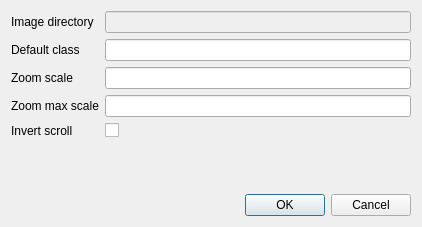
First picture: the form in dialog_settings.ui, repository bruceHun/pythonImageEditor, before the edit.
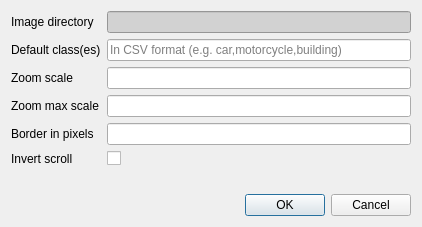
Second picture: the form after the edit.

The edit to the form file:
```diff
--- a/dialog_settings.ui
+++ b/dialog_settings.ui
@@ -26,7 +26,10 @@
      <item row="0" column="1">
       <widget class="QLineEdit" name="lineEdit">
        <property name="enabled">
-        <bool>false</bool>
+        <bool>true</bool>
+       </property>
+       <property name="styleSheet">
+        <string notr="true">background-color: rgb(210, 210, 210);</string>
        </property>
        <property name="readOnly">
         <bool>true</bool>
@@ -35,13 +38,23 @@
      </item>
      <item row="1" column="0">
       <widget class="QLabel" name="label_2">
+       <property name="styleSheet">
+        <string notr="true">font: 9pt &quot;Arial&quot;;</string>
+       </property>
        <property name="text">
-        <string>Default class</string>
+        <string>Default class(es)</string>
        </property>
       </widget>
      </item>
      <item row="1" column="1">
-      <widget class="QLineEdit" name="lineEdit_2"/>
+      <widget class="QLineEdit" name="lineEdit_2">
+       <property name="styleSheet">
+        <string notr="true"/>
+       </property>
+       <property name="placeholderText">
+        <string>In CSV format (e.g. car,motorcycle,building)</string>
+       </property>
+      </widget>
      </item>
      <item row="2" column="0">
       <widget class="QLabel" name="label_3">
@@ -51,17 +64,24 @@
       </widget>
      </item>
      <item row="2" column="1">
-      <widget class="QLineEdit" name="lineEdit_3"/>
+      <widget class="QLineEdit" name="lineEdit_3">
+       <property name="styleSheet">
+        <string notr="true"/>
+       </property>
+      </widget>
      </item>
-     <item row="4" column="1">
+     <item row="5" column="1">
       <widget class="QCheckBox" name="checkBox">
        <property name="text">
         <string/>
        </property>
       </widget>
      </item>
-     <item row="4" column="0">
+     <item row="5" column="0">
       <widget class="QLabel" name="label_4">
+       <property name="styleSheet">
+        <string notr="true">font: 9pt &quot;Arial&quot;;</string>
+       </property>
        <property name="text">
         <string>Invert scroll</string>
        </property>
@@ -75,7 +95,28 @@
       </widget>
      </item>
      <item row="3" column="1">
-      <widget class="QLineEdit" name="lineEdit_4"/>
+      <widget class="QLineEdit" name="lineEdit_4">
+       <property name="styleSheet">
+        <string notr="true"/>
+       </property>
+      </widget>
+     </item>
+     <item row="4" column="0">
+      <widget class="QLabel" name="label_6">
+       <property name="styleSheet">
+        <string notr="true">font: 9pt &quot;Arial&quot;;</string>
+       </property>
+       <property name="text">
+        <string>Border in pixels</string>
+       </property>
+      </widget>
+     </item>
+     <item row="4" column="1">
+      <widget class="QLineEdit" name="lineEdit_5">
+       <property name="styleSheet">
+        <string notr="true"/>
+       </property>
+      </widget>
      </item>
     </layout>
    </item>
```
Left out of the diff: 9 changed lines with no effect on the pictures.
